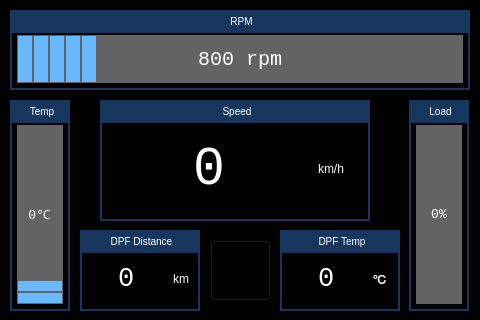
Above: resources/pi-hud.ui from cwal1220/pi-hud before the change. Below: the same form after it.
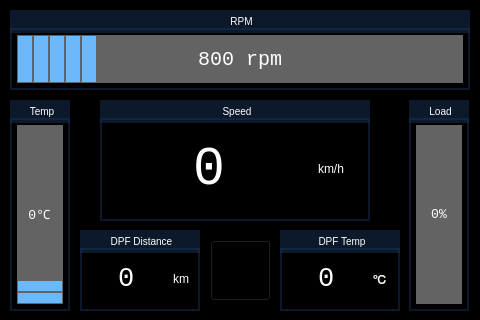
That is the form after the change. Icons and pictures are not drawn.

Commit message: [ref] Modify design

What changed in the file:
```diff
--- a/resources/pi-hud.ui
+++ b/resources/pi-hud.ui
@@ -35,7 +35,7 @@
 }
 QGroupBox {
     border: 2px solid gray;
-    border-color: #FF17365D;
+    border-color: #7717365D;
     margin-top: 18px;
     font-size: 10px;
 }
@@ -44,7 +44,7 @@
     subcontrol-origin: margin;
     subcontrol-position: top center;
     padding: 5px 800px;
-    background-color: #FF17365D;
+    background-color: #7717365D;
     color: rgb(255, 255, 255);
 }
 QLabel {
```
